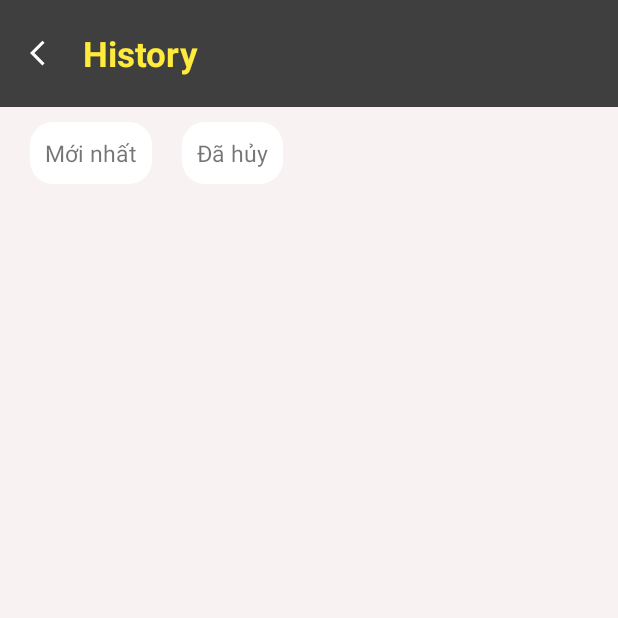
After one commit to quantmth1908038/TechWiz2_CarPoolr, an Android app: the HistoryActivity screen opened directly, with no data from a screen before it, on a phone screen of 412 x 824 dp, the top half of it. The commit adds this screen. Run offline under Robolectric (Android 15) with nearby library versions, the light colour scheme and no system bars.

Commit message:
update_project

```diff
--- a/app/build.gradle
+++ b/app/build.gradle
@@ -47,4 +47,6 @@ dependencies {
 
     implementation 'com.github.jd-alexander:library:1.1.0'
 
+    implementation 'androidx.recyclerview:recyclerview:1.1.0'
+
 }
--- a/app/src/main/AndroidManifest.xml
+++ b/app/src/main/AndroidManifest.xml
@@ -14,7 +14,8 @@
         android:roundIcon="@mipmap/ic_launcher_round"
         android:supportsRtl="true"
         android:theme="@style/Theme.CarPoolr">
-        <activity android:name=".activity.BookCarActivity"></activity>
+        <activity android:name=".activity.HistoryActivity"></activity>
+        <activity android:name=".activity.BookCarActivity" />
 
         <meta-data
             android:name="com.google.android.geo.API_KEY"
@@ -23,9 +24,9 @@
             android:name="com.google.android.gms.version"
             android:value="@integer/google_play_services_version" />
 
-        <activity android:name=".activity.WelcomeActivity"></activity>
-        <activity android:name=".activity.RegisterActivity"></activity>
-        <activity android:name=".activity.LoginActivity"></activity>
+        <activity android:name=".activity.WelcomeActivity" />
+        <activity android:name=".activity.RegisterActivity" />
+        <activity android:name=".activity.LoginActivity" />
         <activity android:name=".MainActivity">
             <intent-filter>
                 <action android:name="android.intent.action.MAIN" />
--- /dev/null
+++ b/app/src/main/java/com/techwiz2/carpoolr/activity/HistoryActivity.java
@@ -0,0 +1,20 @@
+package com.techwiz2.carpoolr.activity;
+
+import androidx.appcompat.app.AppCompatActivity;
+
+import android.os.Bundle;
+
+import com.techwiz2.carpoolr.R;
+
+public class HistoryActivity extends AppCompatActivity {
+
+    @Override
+    protected void onCreate(Bundle savedInstanceState) {
+        super.onCreate(savedInstanceState);
+        setContentView(R.layout.activity_history);
+
+    }
+
+
+
+}
--- a/app/src/main/java/com/techwiz2/carpoolr/activity/LoginActivity.java
+++ b/app/src/main/java/com/techwiz2/carpoolr/activity/LoginActivity.java
@@ -47,7 +47,6 @@ public class LoginActivity extends AppCompatActivity implements View.OnClickList
 
         btnSubmit = findViewById(R.id.btnSubmit);
         btnSignup = findViewById(R.id.btnSignup);
-
 
         btnSubmit.setOnClickListener(this);
         btnSignup.setOnClickListener(this);
--- /dev/null
+++ b/app/src/main/java/com/techwiz2/carpoolr/adapter/HistoryAdapter.java
@@ -0,0 +1,62 @@
+package com.techwiz2.carpoolr.adapter;
+
+import android.app.Activity;
+import android.view.View;
+import android.view.ViewGroup;
+import android.widget.ImageView;
+import android.widget.LinearLayout;
+import android.widget.RelativeLayout;
+import android.widget.TextView;
+
+import androidx.annotation.NonNull;
+import androidx.recyclerview.widget.RecyclerView;
+
+import com.techwiz2.carpoolr.model.History;
+
+import java.util.List;
+
+public class HistoryAdapter extends RecyclerView.Adapter {
+
+    private Activity activity;
+    private List<History> historyList;
+
+    public HistoryAdapter(Activity activity, List<History> historyList) {
+        this.activity = activity;
+        this.historyList = historyList;
+    }
+
+    public void reloadData(List<History> list) {
+        this.historyList = list;
+        notifyDataSetChanged();
+    }
+
+    @NonNull
+    @Override
+    public RecyclerView.ViewHolder onCreateViewHolder(@NonNull ViewGroup parent, int viewType) {
+        return null;
+    }
+
+    @Override
+    public void onBindViewHolder(@NonNull RecyclerView.ViewHolder holder, int position) {
+
+    }
+
+    @Override
+    public int getItemCount() {
+        return historyList.size();
+    }
+
+    public class HistoryHolder extends RecyclerView.ViewHolder {
+        TextView tvDate, tvTitle, tvContent;
+        ImageView ivCover;
+
+        RelativeLayout r;
+
+
+        public HistoryHolder(@NonNull View itemView) {
+            super(itemView);
+
+        }
+    }
+
+}
--- /dev/null
+++ b/app/src/main/res/drawable/radius.xml
@@ -0,0 +1,16 @@
+<?xml version="1.0" encoding="utf-8"?>
+<shape xmlns:android="http://schemas.android.com/apk/res/android">
+    <solid
+        android:color="#fff">
+    </solid>
+
+    <corners
+        android:bottomLeftRadius="15dp"
+        android:topLeftRadius="15dp"
+        android:bottomRightRadius="15dp"
+        android:topRightRadius="15dp">
+    </corners>
+
+
+
+</shape>
--- /dev/null
+++ b/app/src/main/res/layout/activity_history.xml
@@ -0,0 +1,67 @@
+<?xml version="1.0" encoding="utf-8"?>
+<LinearLayout
+    xmlns:android="http://schemas.android.com/apk/res/android" android:layout_width="match_parent"
+    android:layout_height="match_parent"
+    android:orientation="vertical">
+    <RelativeLayout
+        android:layout_width="match_parent"
+        android:layout_height="wrap_content"
+        android:background="#3F3F3F"
+        android:padding="20dp">
+        <ImageView
+            android:id="@+id/icBack"
+            android:layout_width="20dp"
+            android:layout_height="20dp"
+            android:layout_marginBottom="10dp"
+            android:src="@drawable/ic_back_24"
+            android:layout_centerVertical="true"/>
+
+        <TextView
+            android:layout_width="wrap_content"
+            android:layout_height="wrap_content"
+            android:text="History"
+            android:textStyle="bold"
+            android:textSize="23dp"
+            android:layout_centerVertical="true"
+            android:textColor="@color/yellowColor"
+            android:layout_marginLeft="15dp"
+            android:layout_toRightOf="@+id/icBack"/>
+    </RelativeLayout>
+    <LinearLayout
+        android:layout_width="match_parent"
+        android:layout_height="match_parent"
+        android:orientation="vertical"
+        android:background="@color/backgroundMain"
+        >
+
+
+        <LinearLayout
+            android:layout_width="match_parent"
+            android:layout_height="wrap_content"
+            android:layout_marginTop="10dp"
+            android:layout_marginBottom="10dp">
+            <TextView
+                android:layout_width="wrap_content"
+                android:layout_height="wrap_content"
+                android:text="Mới nhất"
+                android:layout_marginLeft="20dp"
+                android:textSize="15dp"
+                android:padding="10dp"
+                android:background="@drawable/radius"/>
+            <TextView
+                android:layout_width="wrap_content"
+                android:layout_height="wrap_content"
+                android:text="Đã hủy"
+                android:layout_marginLeft="20dp"
+                android:textSize="15dp"
+                android:padding="10dp"
+                android:background="@drawable/radius"/>
+        </LinearLayout>
+        <androidx.recyclerview.widget.RecyclerView
+            android:layout_width="match_parent"
+            android:layout_height="wrap_content"
+            android:id="@+id/rvHistory"/>
+
+
+    </LinearLayout>
+</LinearLayout>
```
